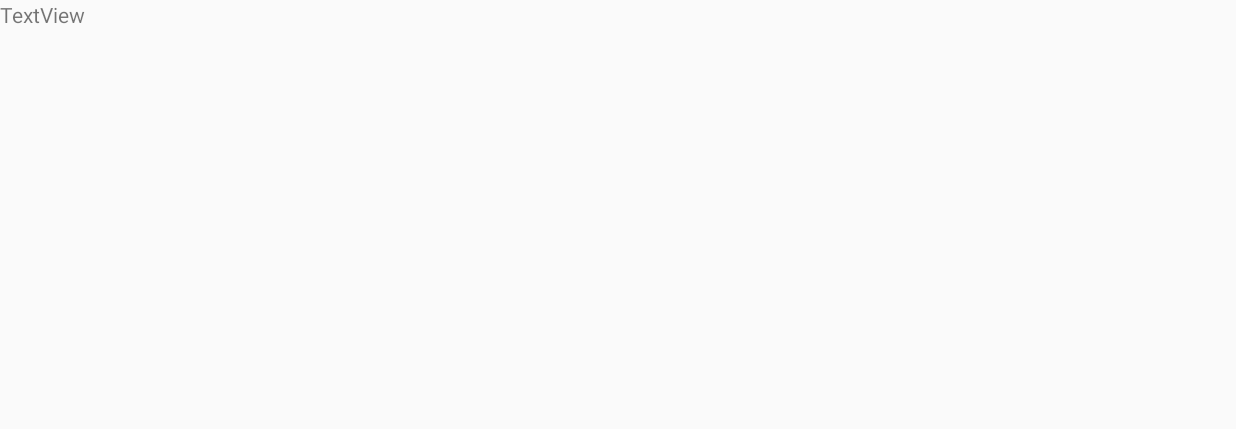
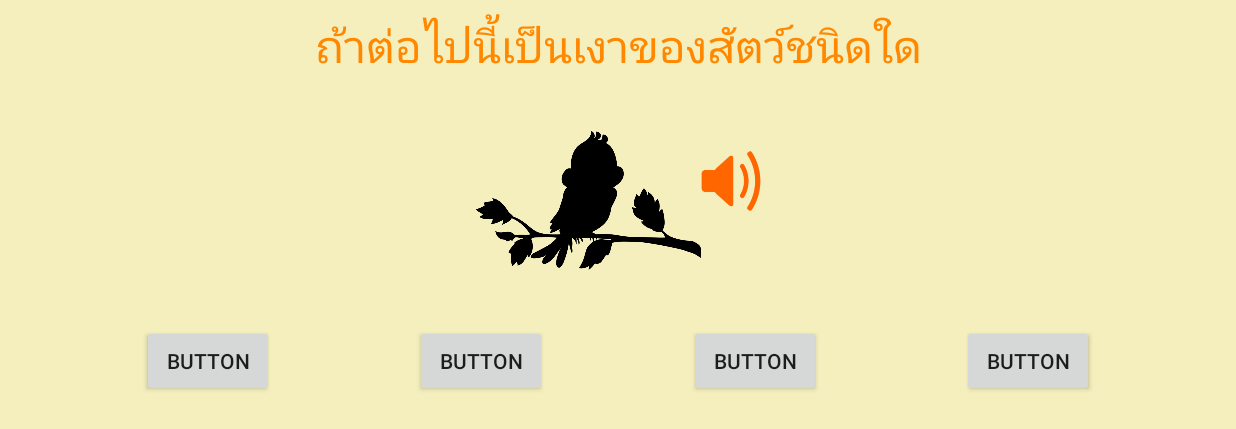
Before and after one commit to jewelrykung/AnimalForFun, an Android app: the screen it shows after launch (Game), on a phone screen of 824 x 412 dp (held sideways). Before the commit the part shown is almost empty. Shown: the top 429 px of the screen. Run offline under Robolectric (Android 15) with nearby library versions, the light colour scheme and no system bars.

Commit message:
Design Game UI Complete

```diff
--- a/app/src/main/res/layout/activity_game.xml
+++ b/app/src/main/res/layout/activity_game.xml
@@ -4,12 +4,84 @@
     xmlns:tools="http://schemas.android.com/tools"
     android:layout_width="match_parent"
     android:layout_height="match_parent"
+    android:background="@color/colorAccent"
     android:orientation="horizontal"
     tools:context="sdu.thanaset.animalforfun.Game">
 
     <TextView
-        android:id="@+id/textView"
+        android:id="@+id/textView3"
         android:layout_width="wrap_content"
         android:layout_height="wrap_content"
-        android:text="TextView" />
+        android:layout_marginTop="8dp"
+        android:text="@string/question"
+        android:textColor="@android:color/holo_orange_dark"
+        android:textSize="@dimen/h1"
+        app:layout_constraintLeft_toLeftOf="parent"
+        app:layout_constraintRight_toRightOf="parent"
+        app:layout_constraintTop_toTopOf="parent" />
+
+    <ImageView
+        android:id="@+id/imvQuestion"
+        android:layout_width="150dp"
+        android:layout_height="150dp"
+        android:layout_marginTop="8dp"
+        app:layout_constraintHorizontal_chainStyle="packed"
+        app:layout_constraintLeft_toLeftOf="parent"
+        app:layout_constraintRight_toLeftOf="@+id/imbVolumn"
+        app:layout_constraintTop_toBottomOf="@+id/textView3"
+        app:srcCompat="@drawable/bird_02" />
+
+    <ImageButton
+        android:id="@+id/imbVolumn"
+        android:layout_width="40dp"
+        android:layout_height="40dp"
+        android:layout_marginTop="50dp"
+        android:background="@null"
+        android:onClick="playsound"
+        android:scaleType="fitCenter"
+        app:layout_constraintLeft_toRightOf="@+id/imvQuestion"
+        app:layout_constraintRight_toRightOf="parent"
+        app:layout_constraintTop_toBottomOf="@+id/textView3"
+        app:srcCompat="@drawable/volume" />
+
+    <Button
+        android:id="@+id/btn1"
+        android:layout_width="wrap_content"
+        android:layout_height="wrap_content"
+        android:layout_marginTop="8dp"
+        android:text="Button"
+        app:layout_constraintLeft_toLeftOf="parent"
+        app:layout_constraintRight_toLeftOf="@+id/btn2"
+        android:onClick="choiceAns"
+        app:layout_constraintTop_toBottomOf="@+id/imvQuestion" />
+
+    <Button
+        android:id="@+id/btn2"
+        android:layout_width="wrap_content"
+        android:layout_height="wrap_content"
+        android:text="Button"
+        android:onClick="choiceAns"
+        app:layout_constraintLeft_toRightOf="@+id/btn1"
+        app:layout_constraintRight_toLeftOf="@+id/btn3"
+        app:layout_constraintTop_toTopOf="@+id/btn1" />
+
+    <Button
+        android:id="@+id/btn3"
+        android:layout_width="wrap_content"
+        android:layout_height="wrap_content"
+        android:text="Button"
+        android:onClick="choiceAns"
+        app:layout_constraintLeft_toRightOf="@+id/btn2"
+        app:layout_constraintRight_toLeftOf="@+id/btn4"
+        app:layout_constraintTop_toTopOf="@+id/btn2" />
+
+    <Button
+        android:id="@+id/btn4"
+        android:layout_width="wrap_content"
+        android:layout_height="wrap_content"
+        android:text="Button"
+        android:onClick="choiceAns"
+        app:layout_constraintLeft_toRightOf="@+id/btn3"
+        app:layout_constraintRight_toRightOf="parent"
+        app:layout_constraintTop_toTopOf="@+id/btn3" />
 </android.support.constraint.ConstraintLayout>
--- a/app/src/main/res/values/colors.xml
+++ b/app/src/main/res/values/colors.xml
@@ -2,5 +2,5 @@
 <resources>
     <color name="colorPrimary">#3F51B5</color>
     <color name="colorPrimaryDark">#303F9F</color>
-    <color name="colorAccent">#FF4081</color>
+    <color name="colorAccent">#aef2eba1</color>
 </resources>
--- a/app/src/main/res/values/strings.xml
+++ b/app/src/main/res/values/strings.xml
@@ -1,4 +1,5 @@
 <resources>
     <string name="app_name">Animal For Fun</string>
     <string name="question">ถ้าต่อไปนี้เป็นเงาของสัตว์ชนิดใด</string>
+
 </resources>
```
